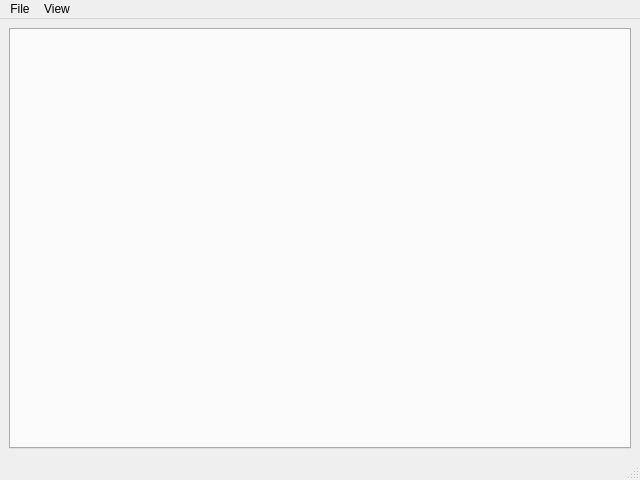
This is uicomponents/MainWindow.ui in se-sic/VaRA-Tool-Suite as Qt 5 draws it before an edit. The edited form follows.
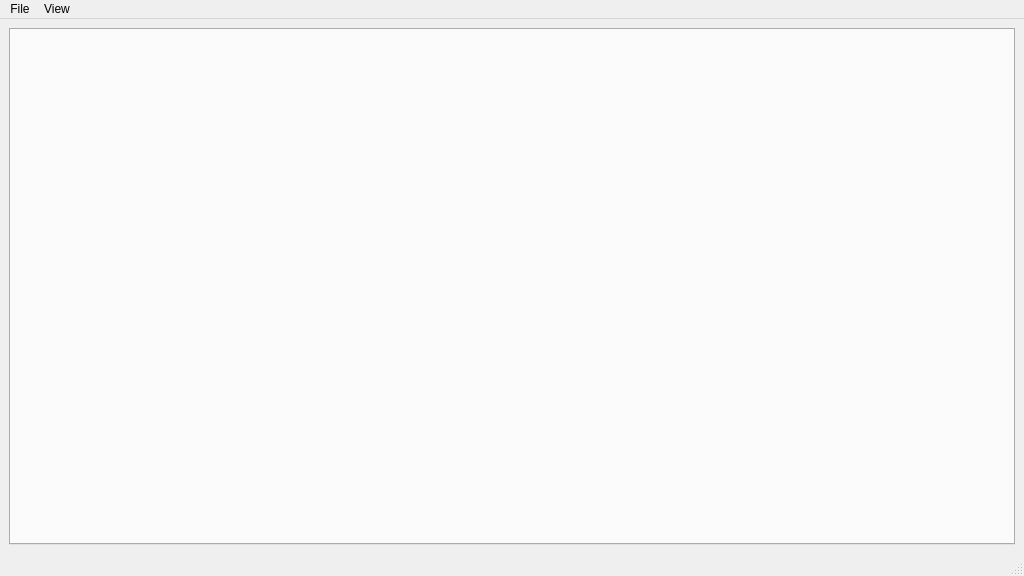
This is the edited form. Icons and pictures are not drawn.

Diff of the .ui file:
```diff
--- a/uicomponents/MainWindow.ui
+++ b/uicomponents/MainWindow.ui
@@ -6,8 +6,8 @@
    <rect>
     <x>0</x>
     <y>0</y>
-    <width>640</width>
-    <height>480</height>
+    <width>1024</width>
+    <height>576</height>
    </rect>
   </property>
   <property name="windowTitle">
@@ -39,8 +39,8 @@
     <rect>
      <x>0</x>
      <y>0</y>
-     <width>640</width>
-     <height>23</height>
+     <width>1024</width>
+     <height>20</height>
     </rect>
    </property>
    <widget class="QMenu" name="menuFile">
```
